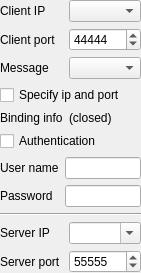
Old version of the form Source/Tools/ToolsUI/xToolsSocketClientToolUi.ui in the repository x-tools-author/x-tools.
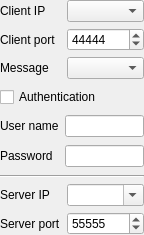
New version of the form. Custom widgets are drawn as their Qt base class.

What changed in the file:
```diff
--- a/Source/Tools/ToolsUI/xToolsSocketClientToolUi.ui
+++ b/Source/Tools/ToolsUI/xToolsSocketClientToolUi.ui
@@ -6,8 +6,8 @@
    <rect>
     <x>0</x>
     <y>0</y>
-    <width>141</width>
-    <height>247</height>
+    <width>144</width>
+    <height>235</height>
    </rect>
   </property>
   <property name="windowTitle">
@@ -26,84 +26,6 @@
    <property name="bottomMargin">
     <number>0</number>
    </property>
-   <item row="11" column="1">
-    <widget class="xToolsIpComboBox" name="comboBoxServerAddress">
-     <property name="sizePolicy">
-      <sizepolicy hsizetype="Ignored" vsizetype="Fixed">
-       <horstretch>0</horstretch>
-       <verstretch>0</verstretch>
-      </sizepolicy>
-     </property>
-     <property name="editable">
-      <bool>true</bool>
-     </property>
-    </widget>
-   </item>
-   <item row="2" column="0">
-    <widget class="QLabel" name="label_2">
-     <property name="sizePolicy">
-      <sizepolicy hsizetype="Fixed" vsizetype="Preferred">
-       <horstretch>0</horstretch>
-       <verstretch>0</verstretch>
-      </sizepolicy>
-     </property>
-     <property name="text">
-      <string>Client port</string>
-     </property>
-    </widget>
-   </item>
-   <item row="5" column="0">
-    <widget class="QLabel" name="label_5">
-     <property name="sizePolicy">
-      <sizepolicy hsizetype="Fixed" vsizetype="Preferred">
-       <horstretch>0</horstretch>
-       <verstretch>0</verstretch>
-      </sizepolicy>
-     </property>
-     <property name="text">
-      <string>Binding info</string>
-     </property>
-    </widget>
-   </item>
-   <item row="3" column="0">
-    <widget class="QLabel" name="labelMessageType">
-     <property name="sizePolicy">
-      <sizepolicy hsizetype="Fixed" vsizetype="Preferred">
-       <horstretch>0</horstretch>
-       <verstretch>0</verstretch>
-      </sizepolicy>
-     </property>
-     <property name="text">
-      <string>Message</string>
-     </property>
-    </widget>
-   </item>
-   <item row="11" column="0">
-    <widget class="QLabel" name="label_3">
-     <property name="sizePolicy">
-      <sizepolicy hsizetype="Fixed" vsizetype="Preferred">
-       <horstretch>0</horstretch>
-       <verstretch>0</verstretch>
-      </sizepolicy>
-     </property>
-     <property name="text">
-      <string>Server IP</string>
-     </property>
-    </widget>
-   </item>
-   <item row="1" column="0">
-    <widget class="QLabel" name="label">
-     <property name="sizePolicy">
-      <sizepolicy hsizetype="Fixed" vsizetype="Preferred">
-       <horstretch>0</horstretch>
-       <verstretch>0</verstretch>
-      </sizepolicy>
-     </property>
-     <property name="text">
-      <string>Client IP</string>
-     </property>
-    </widget>
-   </item>
    <item row="2" column="1">
     <widget class="xToolsSpinBox" name="spinBoxClientPort">
      <property name="maximum">
@@ -114,67 +36,69 @@
      </property>
     </widget>
    </item>
-   <item row="1" column="1">
-    <widget class="xToolsIpComboBox" name="comboBoxClientAddress">
+   <item row="9" column="1">
+    <widget class="xToolsIpComboBox" name="comboBoxServerAddress">
      <property name="sizePolicy">
       <sizepolicy hsizetype="Ignored" vsizetype="Fixed">
        <horstretch>0</horstretch>
        <verstretch>0</verstretch>
       </sizepolicy>
      </property>
-    </widget>
-   </item>
-   <item row="12" column="0">
-    <widget class="QLabel" name="label_4">
-     <property name="sizePolicy">
-      <sizepolicy hsizetype="Fixed" vsizetype="Preferred">
-       <horstretch>0</horstretch>
-       <verstretch>0</verstretch>
-      </sizepolicy>
-     </property>
-     <property name="text">
-      <string>Server port</string>
+     <property name="editable">
+      <bool>true</bool>
      </property>
     </widget>
    </item>
    <item row="3" column="1">
     <widget class="xToolsWebSocketMessageTypeComboBox" name="comboBoxMessageType"/>
    </item>
-   <item row="12" column="1">
-    <widget class="xToolsSpinBox" name="spinBoxServerPort">
-     <property name="maximum">
-      <number>65535</number>
-     </property>
-     <property name="singleStep">
-      <number>1</number>
-     </property>
-     <property name="value">
-      <number>55555</number>
-     </property>
-    </widget>
-   </item>
-   <item row="5" column="1">
-    <widget class="QLabel" name="labelContext">
-     <property name="text">
-      <string>(closed)</string>
-     </property>
-    </widget>
-   </item>
-   <item row="10" column="0" colspan="2">
+   <item row="8" column="0" colspan="2">
     <widget class="Line" name="line">
      <property name="orientation">
       <enum>Qt::Horizontal</enum>
      </property>
     </widget>
    </item>
+   <item row="1" column="0">
+    <widget class="QLabel" name="label">
+     <property name="sizePolicy">
+      <sizepolicy hsizetype="Fixed" vsizetype="Preferred">
+       <horstretch>0</horstretch>
+       <verstretch>0</verstretch>
+      </sizepolicy>
+     </property>
+     <property name="text">
+      <string>Client IP</string>
+     </property>
+    </widget>
+   </item>
+   <item row="3" column="0">
+    <widget class="QLabel" name="labelMessageType">
+     <property name="sizePolicy">
+      <sizepolicy hsizetype="Fixed" vsizetype="Preferred">
+       <horstretch>0</horstretch>
+       <verstretch>0</verstretch>
+      </sizepolicy>
+     </property>
+     <property name="text">
+      <string>Message</string>
+     </property>
+    </widget>
+   </item>
+   <item row="10" column="0">
+    <widget class="QLabel" name="label_4">
+     <property name="sizePolicy">
+      <sizepolicy hsizetype="Fixed" vsizetype="Preferred">
+       <horstretch>0</horstretch>
+       <verstretch>0</verstretch>
+      </sizepolicy>
+     </property>
+     <property name="text">
+      <string>Server port</string>
+     </property>
+    </widget>
+   </item>
    <item row="4" column="0" colspan="2">
-    <widget class="xToolsCheckBox" name="checkBoxSpecifyIpAndPort">
-     <property name="text">
-      <string>Specify ip and port</string>
-     </property>
-    </widget>
-   </item>
-   <item row="6" column="0" colspan="2">
     <widget class="QWidget" name="widgetAuthentication" native="true">
      <layout class="QGridLayout" name="gridLayout_4">
       <property name="leftMargin">
@@ -233,6 +157,55 @@
      </layout>
     </widget>
    </item>
+   <item row="2" column="0">
+    <widget class="QLabel" name="label_2">
+     <property name="sizePolicy">
+      <sizepolicy hsizetype="Fixed" vsizetype="Preferred">
+       <horstretch>0</horstretch>
+       <verstretch>0</verstretch>
+      </sizepolicy>
+     </property>
+     <property name="text">
+      <string>Client port</string>
+     </property>
+    </widget>
+   </item>
+   <item row="10" column="1">
+    <widget class="xToolsSpinBox" name="spinBoxServerPort">
+     <property name="maximum">
+      <number>65535</number>
+     </property>
+     <property name="singleStep">
+      <number>1</number>
+     </property>
+     <property name="value">
+      <number>55555</number>
+     </property>
+    </widget>
+   </item>
+   <item row="1" column="1">
+    <widget class="xToolsIpComboBox" name="comboBoxClientAddress">
+     <property name="sizePolicy">
+      <sizepolicy hsizetype="Ignored" vsizetype="Fixed">
+       <horstretch>0</horstretch>
+       <verstretch>0</verstretch>
+      </sizepolicy>
+     </property>
+    </widget>
+   </item>
+   <item row="9" column="0">
+    <widget class="QLabel" name="label_3">
+     <property name="sizePolicy">
+      <sizepolicy hsizetype="Fixed" vsizetype="Preferred">
+       <horstretch>0</horstretch>
+       <verstretch>0</verstretch>
+      </sizepolicy>
+     </property>
+     <property name="text">
+      <string>Server IP</string>
+     </property>
+    </widget>
+   </item>
   </layout>
  </widget>
  <customwidgets>
```
